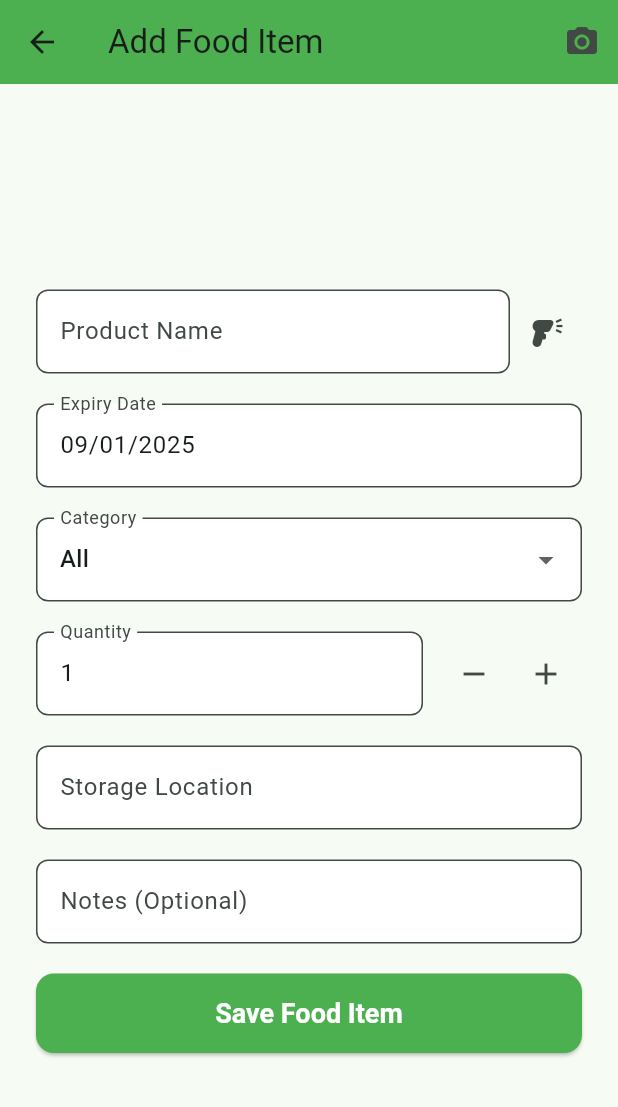
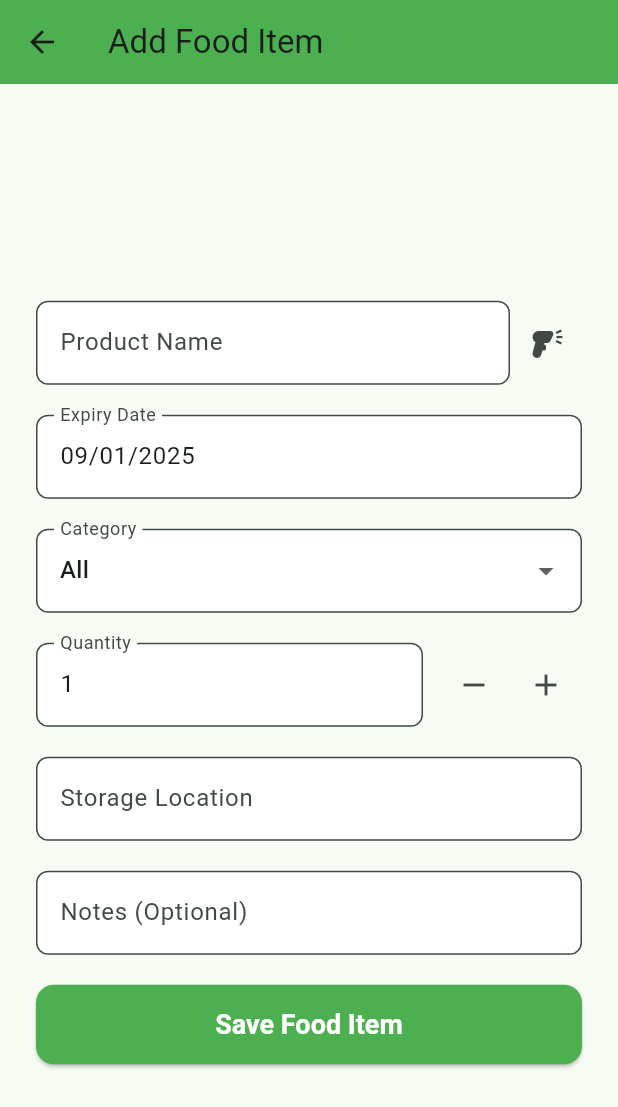
Before and after one commit to 40125789/shelfaware_app, a Flutter app: the AddFoodItem screen opened directly, after a tap on the "barcode reader" icon, on a phone screen of 412 x 824 dp. Shown: the top 1107 px of the screen. Run offline on Flutter 3.47's test engine with Material 3 defaults, Android fonts, the phone set to English and light mode, and no system bars; our stand-ins replace cached_network_image, cloud_firestore, firebase_auth, firebase_core, firebase_messaging, firebase_storage and 15 more; missing offline and left inert: barcode_scan2, firebase_app_check, google_ml_kit; accounts and stored records are empty.

```diff
--- /dev/null
+++ b/lib/models/product_details.dart
@@ -0,0 +1,16 @@
+class ProductDetails {
+  final String productName; // The name of the product
+  final String? imageUrl;
+
+    // The URL for the product image
+
+  ProductDetails({required this.productName, this.imageUrl});
+
+  // Factory method to create an instance of ProductDetails from JSON
+  factory ProductDetails.fromJson(Map<String, dynamic> json) {
+    return ProductDetails(
+      productName: json['product_name'] ?? 'Unknown', // Fallback if name is missing
+      imageUrl: json['image_url'], // May be null if the API doesn't return an image
+    );
+  }
+}
--- a/lib/pages/add_food_item.dart
+++ b/lib/pages/add_food_item.dart
@@ -1,5 +1,7 @@
 import 'package:flutter/material.dart';
+import 'package:shelfaware_app/components/product_detail_dialogue.dart';
 import 'package:shelfaware_app/models/food_history.dart';
+import 'package:shelfaware_app/models/product_details.dart';
 import 'package:shelfaware_app/services/camera_service.dart';
 import 'package:cloud_firestore/cloud_firestore.dart';
 import 'package:firebase_auth/firebase_auth.dart';
@@ -11,11 +13,13 @@ final user = FirebaseAuth.instance.currentUser;
 
 class AddFoodItem extends StatefulWidget {
   final FoodHistory? foodItem;
-  const AddFoodItem(
+  final String? productImage;
+  AddFoodItem(
       {Key? key,
       required List<FoodHistory> foodItems,
       this.foodItem,
-      this.isRecreated = false})
+      this.isRecreated = false,
+      this.productImage})
       : super(key: key);
   final bool isRecreated;
 
@@ -36,12 +40,14 @@ class _AddFoodItemState extends State<AddFoodItem> {
   List<String> _categoryOptions = ['All'];
   List<String> _filterOptions = [];
   String _category = 'All';
+  String? _productImage;
 
   int _quantity = 1; // Default quantity set to 1
 
   // State variables for food suggestions
   List<String> _foodSuggestions = [];
   bool _isLoadingSuggestions = false;
+  bool _isLoading = false; // Add this line to define _isLoading
 
   @override
   void initState() {
@@ -55,6 +61,7 @@ class _AddFoodItemState extends State<AddFoodItem> {
       _quantityController.text = _quantity.toString();
       _storageLocationController.text = widget.foodItem!.storageLocation;
       _notesController.text = widget.foodItem!.notes;
+      _productImage = widget.productImage;
 
       // Set the category properly, default to 'All' if null
       _category = widget.foodItem!.category;
@@ -159,6 +166,7 @@ class _AddFoodItemState extends State<AddFoodItem> {
         'notes': _notesController.text,
         'category': _category,
         'addedOn': DateTime.now(),
+        'productImage': _productImage,
       });
 
       // Close the loading indicator
@@ -208,20 +216,21 @@ class _AddFoodItemState extends State<AddFoodItem> {
   // Check for camera permission
   var status = await Permission.camera.request();
   if (status.isGranted) {
+    // Display loading indicator while scanning and fetching product details
+    setState(() {
+      _isLoading = true;  // Track loading state
+    });
+
     // Directly use CameraService to scan barcode
     String? scannedBarcode = await CameraService.scanBarcode();
 
     if (scannedBarcode != null && scannedBarcode.isNotEmpty) {
-        setState(() {
-          _productNameController.text = scannedBarcode;
-        });
-
       // Fetch product details from FoodApiService
       var product = await FoodApiService.fetchProductDetails(scannedBarcode);
+
       if (product != null) {
-          setState(() {
-            _productNameController.text = product.productName;
-          });
+        // Show the confirmation dialog first
+        _showProductDialog(product);
       } else {
         ScaffoldMessenger.of(context).showSnackBar(
           const SnackBar(content: Text('Product details not found')),
@@ -235,6 +244,29 @@ class _AddFoodItemState extends State<AddFoodItem> {
   }
 }
 
+void _showProductDialog(ProductDetails product) async {
+  // Show the dialog and wait for the result (confirmation)
+  final confirmedProductName = await showDialog<String>(
+    context: context,
+    builder: (BuildContext context) {
+      return ProductDetailsDialog(product: product); // Show the dialog
+    },
+  );
+
+  // If a product name was returned (i.e., the user confirmed)
+  if (confirmedProductName != null) {
+    // Only update the text field and show the snackbar after confirmation
+    setState(() {
+      // Set product name in the controller after confirmation
+      _productNameController.text = confirmedProductName;
+    });
+
+    // Show the Snackbar only after confirmation
+    ScaffoldMessenger.of(context).showSnackBar(
+      const SnackBar(content: Text('Product confirmed!')),
+    );
+  }
+}
   void _incrementQuantity() {
     setState(() {
       _quantity++;
@@ -257,12 +289,8 @@ class _AddFoodItemState extends State<AddFoodItem> {
       appBar: AppBar(
         title: const Text('Add Food Item'),
         backgroundColor: Colors.green,
-        actions: [
-          IconButton(
-            icon: const Icon(Icons.camera_alt),
-            onPressed: _takePhoto,
-          ),
-        ],
+
+
       ),
       body: SafeArea(
         child: Center(
@@ -274,6 +302,19 @@ class _AddFoodItemState extends State<AddFoodItem> {
               child: Column(
                 crossAxisAlignment: CrossAxisAlignment.start,
                 children: <Widget>[
+                  const SizedBox(height: 15),
+
+                  // Display the product image if available
+              if (_productImage != null)
+                Center(
+                  child: Image.network(
+                    _productImage!,
+                    height: 150,
+                    width: 150,
+                    fit: BoxFit.cover,
+                  ),
+                ),
+
               const SizedBox(height: 15),
 
                   // Product Name Field with Scan Barcode Button inside
--- a/lib/services/notification_service.dart
+++ b/lib/services/notification_service.dart
@@ -79,8 +79,10 @@ class NotificationService {
 
       // Convert the query snapshot to a list of maps
       return snapshot.docs.map((doc) {
-        return doc.data() as Map<String, dynamic>;
-      }).toList();
+       Map<String, dynamic> notification = doc.data() as Map<String, dynamic>;
+      notification['notificationId'] = doc.id; // Add the document ID as 'notificationId'
+      return notification;
+    }).toList();
     } catch (e) {
       print('Error fetching notifications: $e');
       return []; // Return empty list on error
```
Also changed, not shown: lib/components/barcode_scanner_widget.dart (+18 -8 lines), lib/components/product_detail_dialogue.dart (added, +44 -0 lines), lib/pages/notification_page.dart (+106 -9 lines), lib/services/food_api_service.dart (+18 -18 lines). Lines whose indentation alone changed are shown as unchanged.
